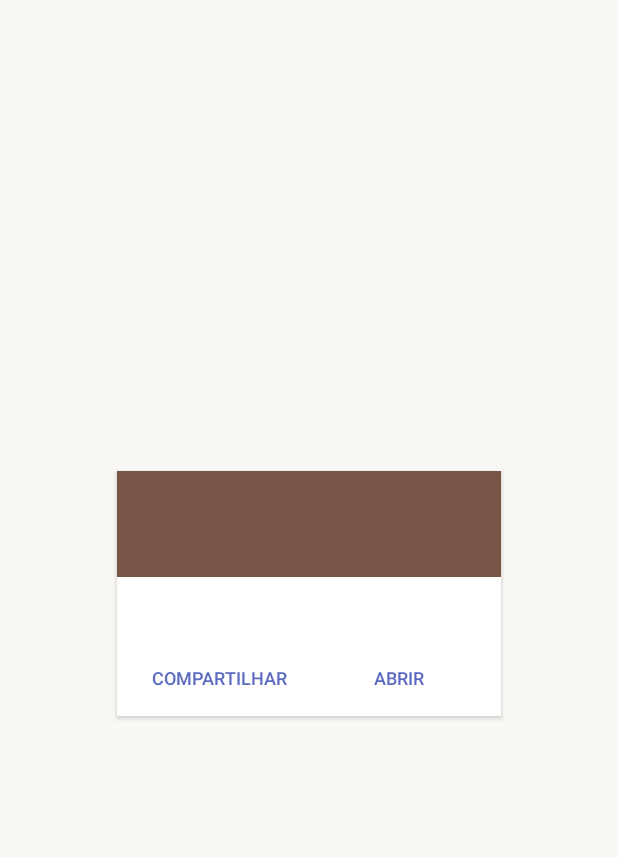
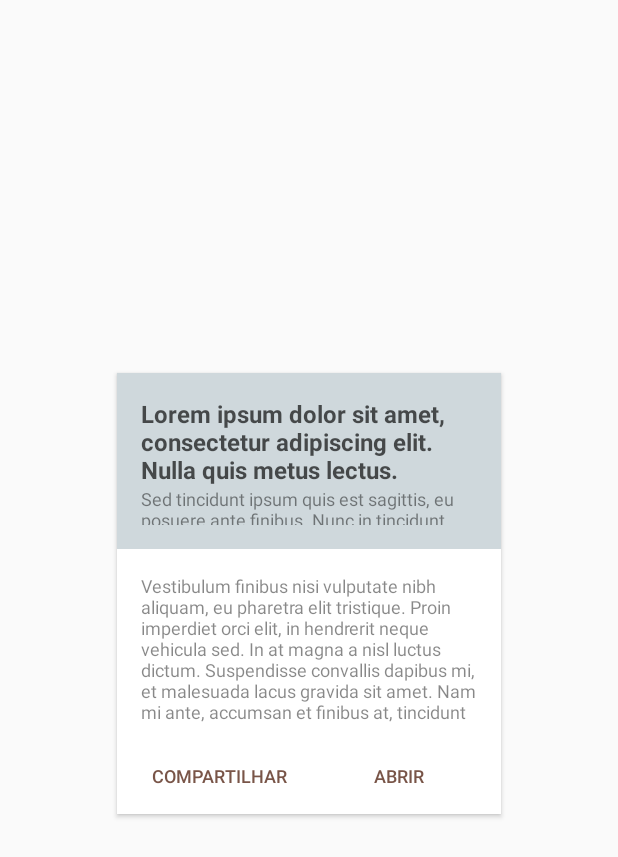
Before and after one commit to AllanHasegawa/PassosDoImpeachment-app, an Android app: the layout item_important_news.xml on its own in the app's theme, with its tools: preview values and no code run, on a phone screen of 412 x 824 dp. Shown: the top 857 px of the screen. Run offline under Robolectric (Android 15) with nearby library versions, the phone set to English and light mode, and no system bars.

Commit message:
tweaked the colors

```diff
--- a/app/src/main/res/layout-sw720dp/fragment_step_detail.xml
+++ b/app/src/main/res/layout-sw720dp/fragment_step_detail.xml
@@ -49,7 +49,6 @@
                         android:layout_alignBottom="@id/detail_pos_number_fl"
                         android:layout_marginLeft="8dp"
                         android:layout_toRightOf="@id/detail_pos_number_fl"
-                        android:textColor="@color/colorSecondary"
                         android:textSize="14sp"/>
 
                     <TextView
--- a/app/src/main/res/layout/app_bar_step_detail.xml
+++ b/app/src/main/res/layout/app_bar_step_detail.xml
@@ -51,7 +51,6 @@
                         android:layout_marginLeft="8dp"
                         android:layout_toRightOf="@id/detail_pos_number_fl"
                         android:text="4 de abril de 2016"
-                        android:textColor="@color/colorSecondary"
                         android:textSize="14sp"/>
 
                     <TextView
--- a/app/src/main/res/layout/item_important_news.xml
+++ b/app/src/main/res/layout/item_important_news.xml
@@ -20,7 +20,7 @@
             android:layout_width="match_parent"
             android:layout_height="wrap_content"
             android:layout_marginBottom="16dp"
-            android:background="@color/colorSecondary"
+            android:background="@color/colorSecondaryLight"
             android:orientation="vertical">
 
             <TextView
@@ -28,7 +28,8 @@
                 style="@style/DetailLinkTitle"
                 android:layout_width="match_parent"
                 android:layout_height="wrap_content"
-                android:textColor="#DFFF"
+                android:text="Lorem ipsum dolor sit amet, consectetur adipiscing elit. Nulla quis metus lectus."
+                android:textColor="@color/colorPrimaryText"
                 />
 
             <TextView
@@ -36,15 +37,19 @@
                 style="@style/DetailLinkUrl"
                 android:layout_width="match_parent"
                 android:layout_height="wrap_content"
-                android:textColor="#CFFF"
+                android:text="Sed tincidunt ipsum quis est sagittis, eu posuere ante finibus. Nunc in tincidunt est. Cras tempus tortor at congue convallis. Nunc ac malesuada neque."
+                android:textColor="@color/colorSecondaryText"
                 />
+
         </LinearLayout>
 
         <TextView
             android:id="@+id/important_news_tldr_tv"
             style="@style/DetailLinkUrl"
             android:layout_width="match_parent"
-            android:layout_height="wrap_content"/>
+            android:layout_height="wrap_content"
+            android:text="Vestibulum finibus nisi vulputate nibh aliquam, eu pharetra elit tristique. Proin imperdiet orci elit, in hendrerit neque vehicula sed. In at magna a nisl luctus dictum. Suspendisse convallis dapibus mi, et malesuada lacus gravida sit amet. Nam mi ante, accumsan et finibus at, tincidunt at est. Phasellus vehicula bibendum sollicitudin. Etiam sed quam velit. Vestibulum dictum fringilla quam, quis mollis massa tristique ac. In nec sodales ex, imperdiet commodo ante."
+            />
 
         <LinearLayout
             android:layout_width="240dp"
--- a/app/src/main/res/values/colors.xml
+++ b/app/src/main/res/values/colors.xml
@@ -3,15 +3,15 @@
     <color name="colorPrimary">#FFC107</color>
     <color name="colorPrimaryDark">#FFA000</color>
     <color name="colorPrimaryLight">#FFECB3</color>
-    <color name="colorSecondaryDark">#5D4037</color>
-    <color name="colorSecondary">#795548</color>
-    <color name="colorSecondaryLight">#D7CCC8</color>
-    <color name="colorAccent">#5C6BC0</color>
+    <color name="colorSecondaryDark">#455464</color>
+    <color name="colorSecondary">#607D8B</color>
+    <color name="colorSecondaryLight">#CFD8DC</color>
+    <color name="colorAccent">#795548</color>
     <color name="colorPrimaryText">#A000</color>
     <color name="colorSecondaryText">#77000000</color>
     <color name="colorDivider">#B6B6B6</color>
     <color name="colorStepCompleted">#8BC34A</color>
     <color name="colorStepIncomplete">#9E9E9E</color>
     <color name="colorLink">#1565C0</color>
-    <color name="colorWindow">#f9f8f5</color>
+    <color name="colorWindow">#FAFAFA</color>
 </resources>
--- a/app/src/main/res/values/styles.xml
+++ b/app/src/main/res/values/styles.xml
@@ -23,7 +23,7 @@
 
     <style name="DetailTitle">
         <item name="android:textSize">28sp</item>
-        <item name="android:textColor">@color/colorSecondary</item>
+        <item name="android:textColor">@color/colorPrimaryText</item>
         <item name="android:layout_marginTop">32dp</item>
         <item name="android:layout_marginLeft">16dp</item>
         <item name="android:layout_marginRight">16dp</item>
@@ -31,7 +31,7 @@
 
     <style name="DetailText">
         <item name="android:textSize">16sp</item>
-        <item name="android:textColor">@color/colorPrimaryText</item>
+        <item name="android:textColor">@color/colorSecondaryText</item>
         <item name="android:layout_marginTop">16dp</item>
         <item name="android:layout_marginLeft">16dp</item>
         <item name="android:layout_marginRight">16dp</item>
```
Also changed, not shown: app/src/main/res/layout/item_step.xml (+9 -5 lines).
